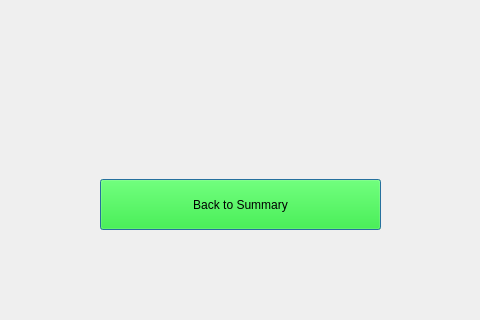
The window that Project_Source_Code/Nistara_Payments_Info.ui (Haleshot/Flight_Booking_System) describes before a commit, drawn with Qt 5; both pictures show x 370 to 850 and y 481 to 801 of the 1201 by 801 pixel window.
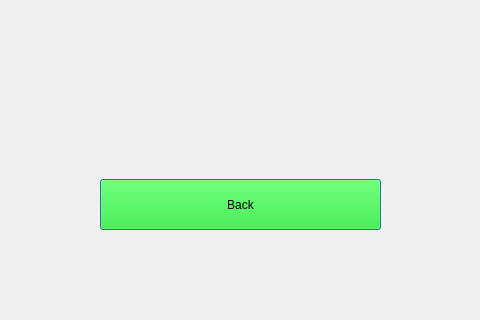
The same window after the commit.

Commit message: Add Nistara Flight Admin Options

Diff of the .ui file:
```diff
--- a/Project_Source_Code/Nistara_Payments_Info.ui
+++ b/Project_Source_Code/Nistara_Payments_Info.ui
@@ -104,7 +104,7 @@
 </string>
    </property>
    <property name="text">
-    <string>Back to Summary</string>
+    <string>Back</string>
    </property>
   </widget>
  </widget>
```
The commit also changes 1 other file.
